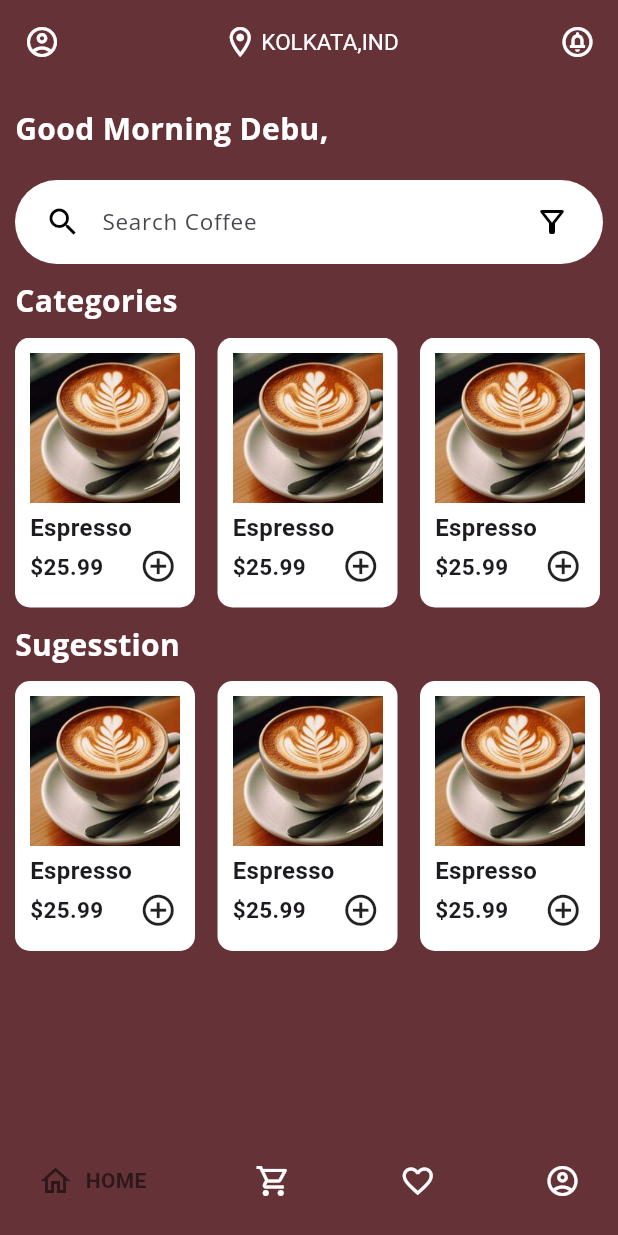
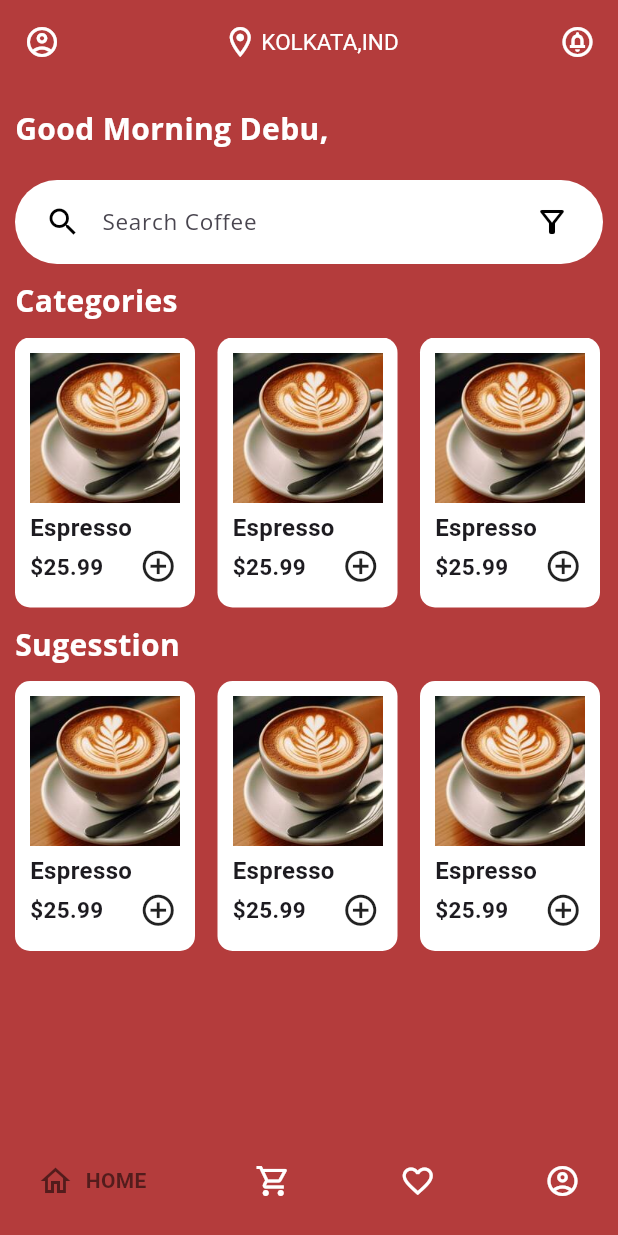
Before and after one commit to debraj-sarkar/Coffee-Shop-App, a Flutter app: the ProductPages screen opened by its route, on a phone screen of 412 x 824 dp. Run offline on Flutter 3.47's test engine with Material 3 defaults, Android fonts, the phone set to English and light mode, and no system bars; drawn by our look-alikes of google_nav_bar; our stand-ins replace google_fonts.

```diff
--- a/lib/product_page.dart
+++ b/lib/product_page.dart
@@ -9,7 +9,7 @@ class ProductPages extends StatelessWidget {
   @override
   Widget build(BuildContext context) {
     return Scaffold(
-      backgroundColor: const Color.fromRGBO(100, 50, 55, 1),
+      backgroundColor: const Color.fromRGBO(180, 60, 60, 100),
       //AppBar
       appBar: AppBar(
         elevation: 0,
@@ -43,7 +43,7 @@ class ProductPages extends StatelessWidget {
             ),
           )
         ],
-        backgroundColor: const Color.fromRGBO(100, 50, 55, 1),
+        backgroundColor: const Color.fromRGBO(180, 60, 60, 100),
       ),
 
       //Greeting Text
```
